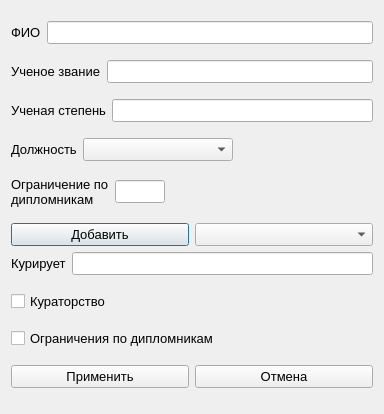
This is UI/prepodDialogNew.ui in AncharGilgamesh/loadist as Qt 5 draws it before an edit. The edited form follows.
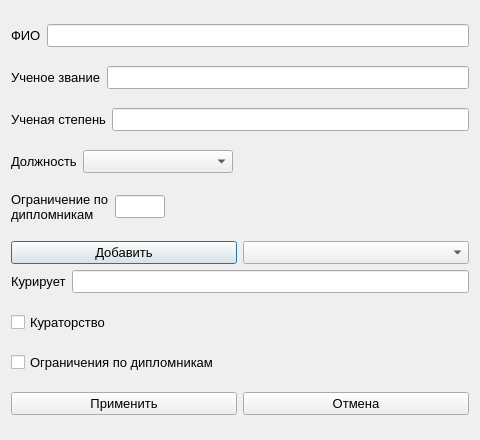
This is the edited form.

```diff
--- a/UI/prepodDialogNew.ui
+++ b/UI/prepodDialogNew.ui
@@ -6,8 +6,8 @@
    <rect>
     <x>0</x>
     <y>0</y>
-    <width>384</width>
-    <height>414</height>
+    <width>480</width>
+    <height>440</height>
    </rect>
   </property>
   <property name="font">
```
